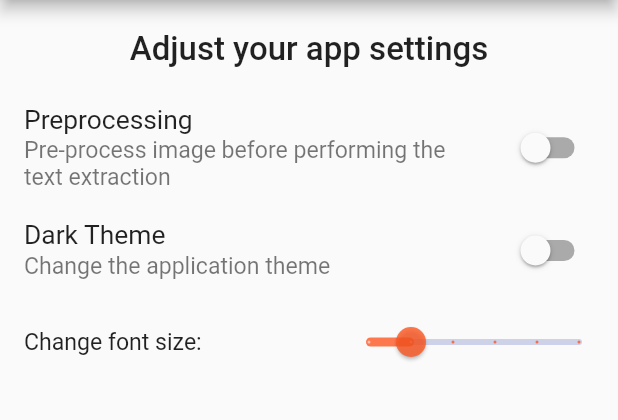
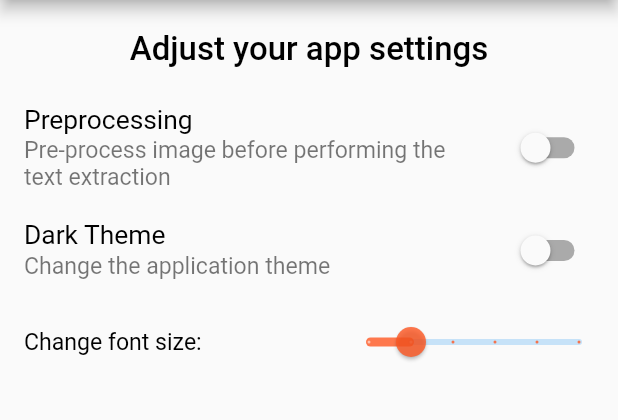
Before and after one commit to TomerGibor/Final-Project-OCR, a Flutter app: the screen it shows after launch, in the side drawer, after a tap on "Settings", on a phone screen of 412 x 824 dp, the part 84-504 px from its top. Run offline on Flutter 3.47's test engine with Material 2 defaults, Android fonts, the phone set to English and light mode, and no system bars; our stand-ins replace image_picker, share, shared_preferences, sqflite; accounts and stored records are empty.

Commit message:
Updated theme

```diff
--- a/App/Editable/lib/main.dart
+++ b/App/Editable/lib/main.dart
@@ -30,15 +30,8 @@ class App extends StatelessWidget {
       ],
       child: Consumer<Settings>(
         builder: (ctx, settings, child) => MaterialApp(
-          theme: ThemeData(
-            primarySwatch: Colors.indigo,
-            accentColor: Colors.deepOrange,
-            visualDensity: VisualDensity.adaptivePlatformDensity,
-            textTheme: Theme.of(context).textTheme.apply(
-                  fontSizeFactor: settings.fontSizeFactor,
-                ),
-            brightness: settings.darkTheme ? Brightness.dark : Brightness.light,
-          ),
+          theme: Themes.themeData(
+              ctx, settings.darkTheme, settings.fontSizeFactor),
           home: HomeScreen(),
           routes: {
             SettingsScreen.routeName: (ctx) => SettingsScreen(),
--- a/App/Editable/lib/providers/settings.dart
+++ b/App/Editable/lib/providers/settings.dart
@@ -1,4 +1,4 @@
-import 'package:flutter/foundation.dart';
+import 'package:flutter/material.dart';
 import 'package:shared_preferences/shared_preferences.dart';
 
 class Settings with ChangeNotifier {
@@ -63,3 +63,24 @@ class Settings with ChangeNotifier {
     _prefs.setDouble(fontSizeFactorKey, _fontSizeFactor);
   }
 }
+
+class Themes {
+  static ThemeData themeData(
+      BuildContext context, bool isDarkTheme, double fontSizeFactor) {
+    return ThemeData(
+      primaryColor: isDarkTheme ? Colors.teal : Colors.indigo,
+      accentColor: isDarkTheme ? Colors.indigo : Colors.deepOrange,
+      cardColor: isDarkTheme ? Colors.grey[900] : Colors.white,
+      brightness: isDarkTheme ? Brightness.dark : Brightness.light,
+      buttonTheme: Theme.of(context).buttonTheme.copyWith(
+            colorScheme: isDarkTheme ? ColorScheme.dark() : ColorScheme.light(),
+          ),
+      visualDensity: VisualDensity.adaptivePlatformDensity,
+      textTheme: Theme.of(context).textTheme.apply(
+            fontSizeFactor: fontSizeFactor,
+            bodyColor: isDarkTheme ? Colors.white : Colors.black,
+            displayColor: isDarkTheme ? Colors.white70 : Colors.black54,
+          ),
+    );
+  }
+}
--- a/App/Editable/lib/widgets/editable_item.dart
+++ b/App/Editable/lib/widgets/editable_item.dart
@@ -105,7 +105,7 @@ class EditableItem extends StatelessWidget {
                     text,
                     style: TextStyle(
                       fontSize:
-                          Theme.of(context).textTheme.headline6.fontSize * 0.8,
+                          Theme.of(context).textTheme.bodyText1.fontSize * 1.3,
                     ),
                   ),
                 ),
```
